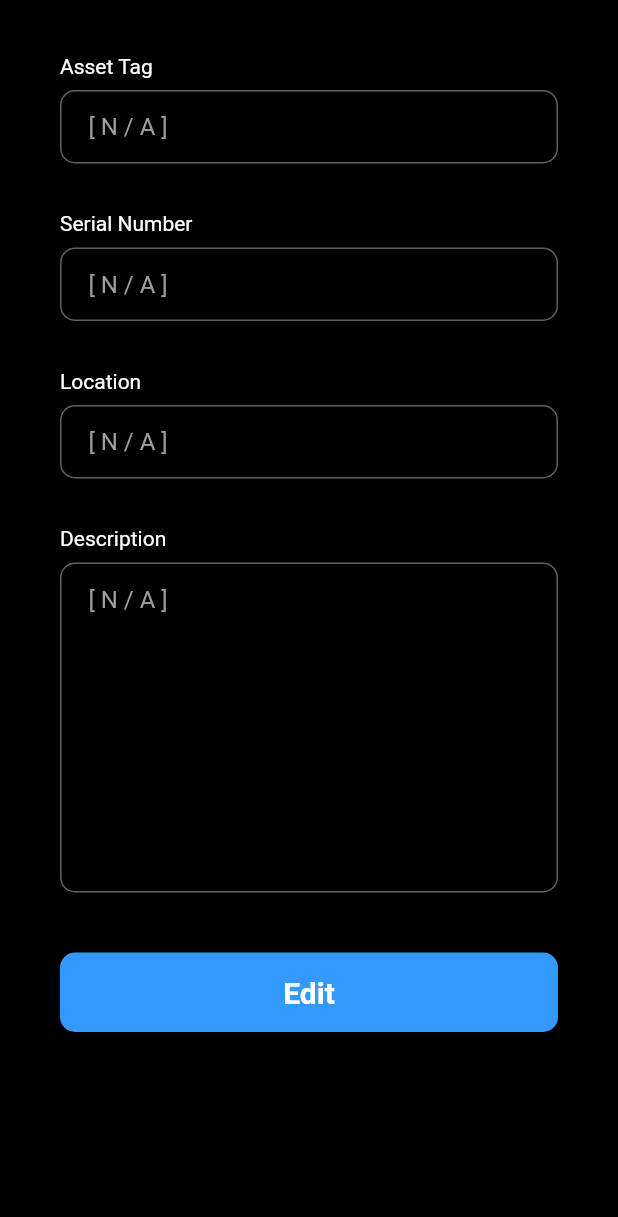
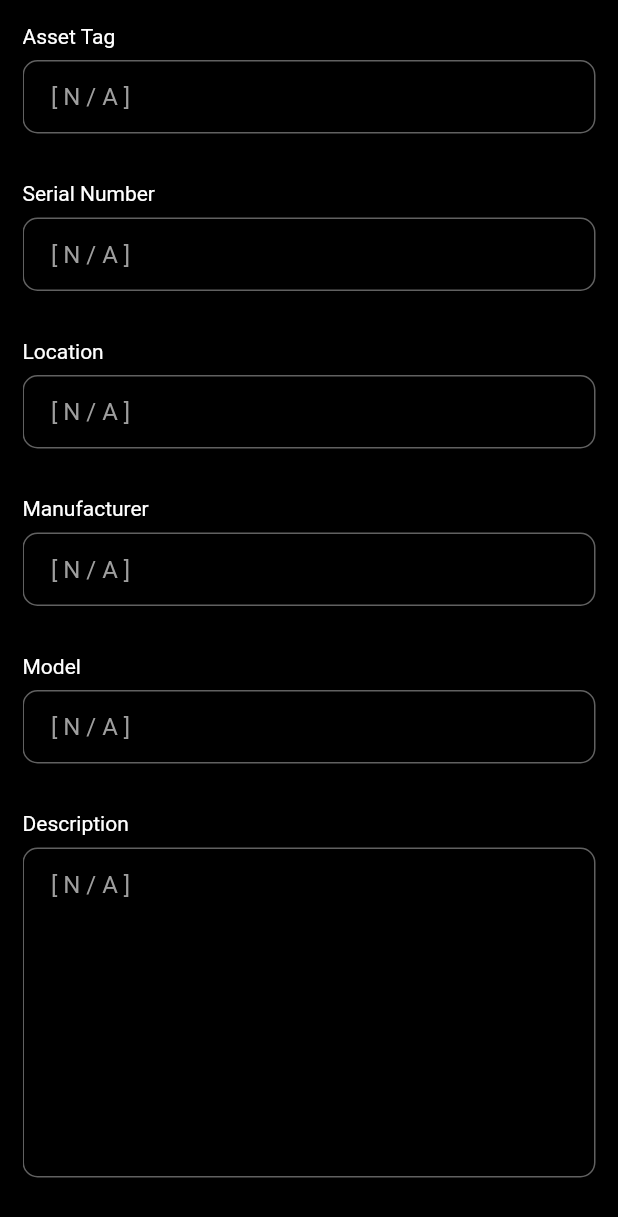
Before and after one commit to ajilk/tracked, a Flutter app: the AssetPage screen opened by its route, on a phone screen of 412 x 824 dp. Shown: the top 1217 px of the screen. Run offline on Flutter 3.47's test engine with Material 2 defaults, Android fonts, the phone set to English and light mode, and no system bars; Roboto replaces fonts that are missing (Montserrat); statements that could not run were skipped.

Commit message:
added more fields to AssetPage | fixed padding for consistency

```diff
--- a/lib/AssetPage.dart
+++ b/lib/AssetPage.dart
@@ -26,13 +26,15 @@ class AssetPage extends StatelessWidget {
       backgroundColor: Theme.of(context).backgroundColor,
       body: Stack(
         children: [
-          Container(
-            padding: EdgeInsets.fromLTRB(40.0, 20.0, 40.0, 0.0),
+          Padding(
+            padding: EdgeInsets.symmetric(horizontal: 15.0),
             child: ListView(
               children: [
                 Field(text: 'Asset Tag'),
                 Field(text: 'Serial Number'),
                 Field(text: 'Location', keyboardType: TextInputType.number),
+                Field(text: 'Manufacturer'),
+                Field(text: 'Model'),
                 Field(
                   text: 'Description',
                   keyboardType: TextInputType.multiline,
--- a/lib/SigninPage.dart
+++ b/lib/SigninPage.dart
@@ -31,6 +31,8 @@ class SigninPageState extends State<SigninPage> {
   @override
   Widget build(BuildContext context) {
     RegExp validEmail = new RegExp(r'^.+\@gmail.com$');
+
+    final logo = Text('tracked', style: TextStyle(fontSize: 40));
 
     final emailField = TextFormField(
       validator: (input) => input.length < 6 || !validEmail.hasMatch(input)
@@ -80,6 +82,7 @@ class SigninPageState extends State<SigninPage> {
     );
 
     return Scaffold(
+      backgroundColor: Theme.of(context).backgroundColor,
       body: Center(
         child: Padding(
           padding: EdgeInsets.symmetric(horizontal: 15.0),
@@ -89,7 +92,7 @@ class SigninPageState extends State<SigninPage> {
             child: Column(
               mainAxisSize: MainAxisSize.min,
               children: <Widget>[
-                Text("Sign In", style: TextStyle(fontSize: 25.0)),
+                logo,
                 SizedBox(height: 40.0),
                 emailField,
                 SizedBox(height: 20.0),
--- a/lib/main.dart
+++ b/lib/main.dart
@@ -10,7 +10,6 @@ import 'package:flutter/services.dart';
 import 'AssetPage.dart';
 import 'SigninPage.dart';
 import 'Tracked.dart';
-// import 'dart:math' as math;
 
 class FadeRoute<T> extends MaterialPageRoute<T> {
   FadeRoute({WidgetBuilder builder, RouteSettings settings})
```
Also changed, not shown: lib/Tracked.dart (+14 -9 lines).
